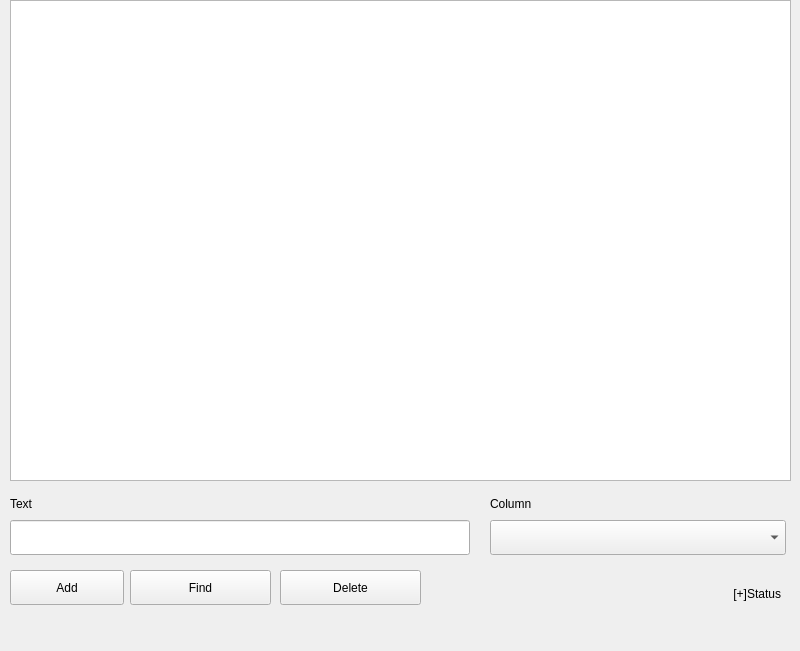
Old version of the form forms/mainwindow.ui in the repository lonleylokle/LabaDB.
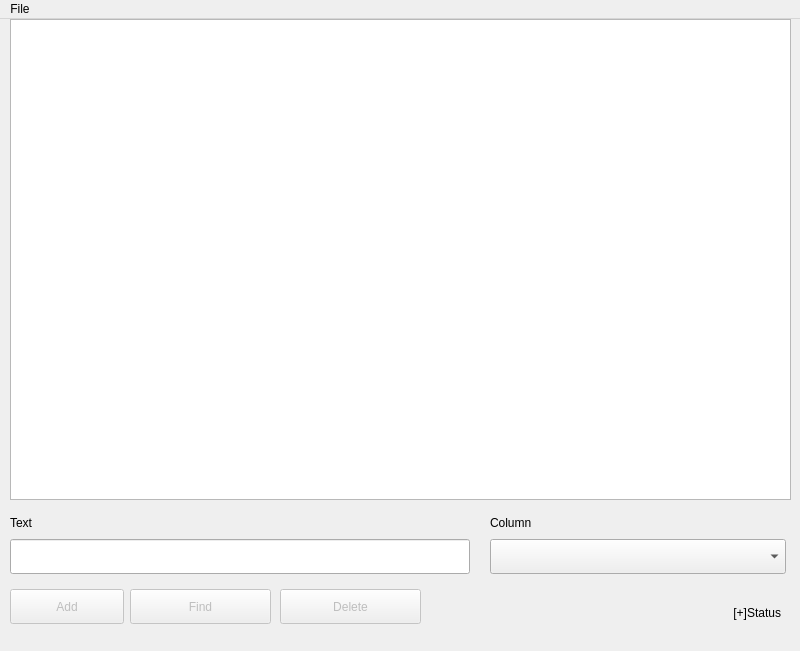
New version of the form.

Commit message: add menubar, add open database from filemanager, open different tables, add button find

Diff of the .ui file:
```diff
--- a/forms/mainwindow.ui
+++ b/forms/mainwindow.ui
@@ -53,7 +53,10 @@
      </rect>
     </property>
    </widget>
-   <widget class="QPushButton" name="pushButton">
+   <widget class="QPushButton" name="btnFind">
+    <property name="enabled">
+     <bool>false</bool>
+    </property>
     <property name="geometry">
      <rect>
       <x>130</x>
@@ -66,7 +69,10 @@
      <string>Find</string>
     </property>
    </widget>
-   <widget class="QPushButton" name="pushButton_2">
+   <widget class="QPushButton" name="btnDelete">
+    <property name="enabled">
+     <bool>false</bool>
+    </property>
     <property name="geometry">
      <rect>
       <x>280</x>
@@ -115,7 +121,10 @@
      <string>Column</string>
     </property>
    </widget>
-   <widget class="QPushButton" name="pushButton_3">
+   <widget class="QPushButton" name="btnAdd">
+    <property name="enabled">
+     <bool>false</bool>
+    </property>
     <property name="geometry">
      <rect>
       <x>10</x>
@@ -138,6 +147,16 @@
      <height>32</height>
     </rect>
    </property>
+   <widget class="QMenu" name="menuOpen_database">
+    <property name="title">
+     <string>File</string>
+    </property>
+    <addaction name="separator"/>
+    <addaction name="actionOpenDatabase"/>
+    <addaction name="actionOpenTable"/>
+    <addaction name="actionQuit"/>
+   </widget>
+   <addaction name="menuOpen_database"/>
   </widget>
   <action name="actionOpen_database">
    <property name="checkable">
```
Left out of the diff: 17 changed lines with no effect on the pictures. The commit also changes 4 other files.
